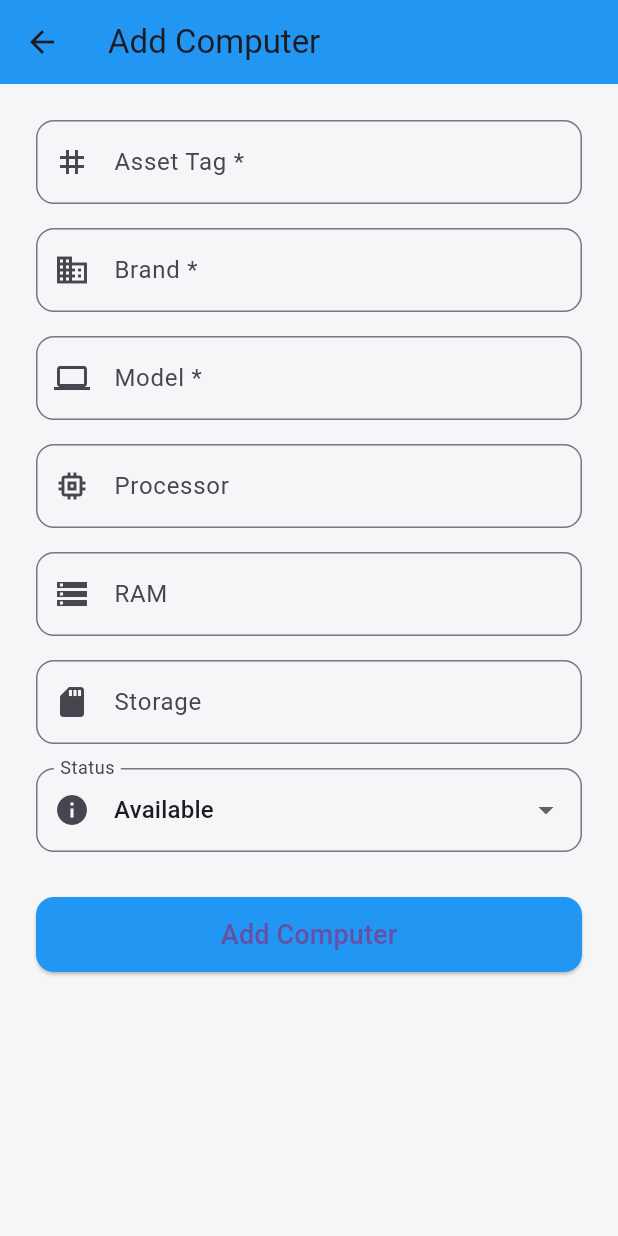
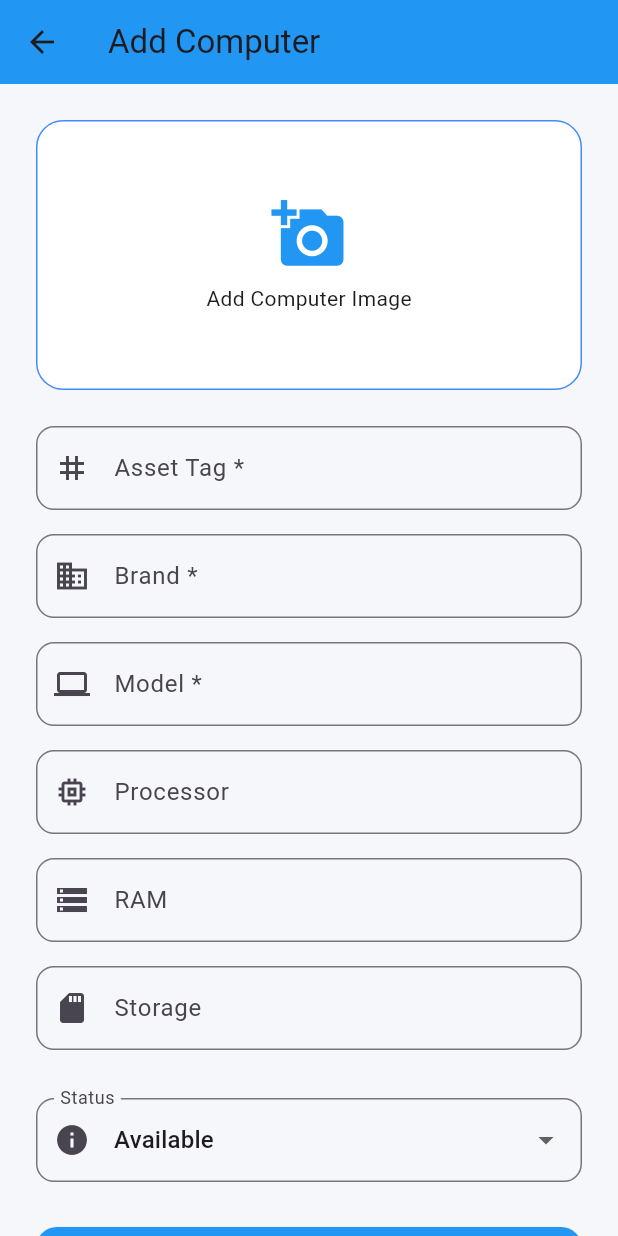
Before and after one commit to InukaMapa/Shop-Inventry, a Flutter app: the AddComputerPage screen opened by its route, on a phone screen of 412 x 824 dp. Run offline on Flutter 3.47's test engine with Material 3 defaults, Android fonts, the phone set to English and light mode, and no system bars; our stand-ins replace image_picker, supabase_flutter; accounts and stored records are empty.

Commit message:
add new pages and redesigned UI

```diff
--- a/inventory/lib/screens/computers/add_computer_page.dart
+++ b/inventory/lib/screens/computers/add_computer_page.dart
@@ -1,4 +1,6 @@
+import 'dart:io';
 import 'package:flutter/material.dart';
+import 'package:image_picker/image_picker.dart';
 import 'package:supabase_flutter/supabase_flutter.dart';
 
 class AddComputerPage extends StatefulWidget {
@@ -19,7 +21,35 @@ class _AddComputerPageState extends State<AddComputerPage> {
   String _status = 'Available';
   bool _isLoading = false;
 
+  File? _imageFile;
+
   final supabase = Supabase.instance.client;
+  final picker = ImagePicker();
+
+  // 📸 Pick image from gallery
+  Future<void> _pickImage() async {
+    final picked = await picker.pickImage(source: ImageSource.gallery);
+    if (picked != null) {
+      setState(() {
+        _imageFile = File(picked.path);
+      });
+    }
+  }
+
+  // ☁ Upload image to Supabase Storage
+  Future<String?> _uploadImage() async {
+    if (_imageFile == null) return null;
+
+    final fileName = 'computer_${DateTime.now().millisecondsSinceEpoch}.jpg';
+
+    await supabase.storage.from('computer-images').upload(
+          fileName,
+          _imageFile!,
+          fileOptions: const FileOptions(upsert: true),
+        );
+
+    return supabase.storage.from('computer-images').getPublicUrl(fileName);
+  }
 
   Future<void> _addComputer() async {
     if (_assetTagController.text.isEmpty ||
@@ -34,6 +64,8 @@ class _AddComputerPageState extends State<AddComputerPage> {
     setState(() => _isLoading = true);
 
     try {
+      final imageUrl = await _uploadImage();
+
       await supabase.from('computers').insert({
         'asset_tag': _assetTagController.text.trim(),
         'brand': _brandController.text.trim(),
@@ -42,6 +74,7 @@ class _AddComputerPageState extends State<AddComputerPage> {
         'ram': _ramController.text.trim(),
         'storage': _storageController.text.trim(),
         'status': _status,
+        'image_url': imageUrl, // nullable
       });
 
       if (!mounted) return;
@@ -49,7 +82,7 @@ class _AddComputerPageState extends State<AddComputerPage> {
         const SnackBar(content: Text('Computer added successfully')),
       );
 
-      Navigator.pop(context); // go back to list
+      Navigator.pop(context);
     } catch (e) {
       ScaffoldMessenger.of(context).showSnackBar(
         SnackBar(content: Text('Error: $e')),
@@ -62,7 +95,7 @@ class _AddComputerPageState extends State<AddComputerPage> {
   @override
   Widget build(BuildContext context) {
     return Scaffold(
-      backgroundColor: const Color(0xFFF4F6F8),
+      backgroundColor: const Color(0xFFF5F7FB),
       appBar: AppBar(
         title: const Text('Add Computer'),
         backgroundColor: Colors.blue,
@@ -71,44 +104,50 @@ class _AddComputerPageState extends State<AddComputerPage> {
         padding: const EdgeInsets.all(24),
         child: Column(
           children: [
-            _buildTextField(
-              controller: _assetTagController,
-              label: 'Asset Tag *',
-              icon: Icons.tag,
+            // 🖼 Image Picker Card
+            GestureDetector(
+              onTap: _pickImage,
+              child: Container(
+                height: 180,
+                width: double.infinity,
+                decoration: BoxDecoration(
+                  color: Colors.white,
+                  borderRadius: BorderRadius.circular(18),
+                  border: Border.all(color: Colors.blueAccent),
                 ),
+                child: _imageFile == null
+                    ? Column(
+                        mainAxisAlignment: MainAxisAlignment.center,
+                        children: const [
+                          Icon(Icons.add_a_photo, size: 50, color: Colors.blue),
+                          SizedBox(height: 8),
+                          Text('Add Computer Image'),
+                        ],
+                      )
+                    : ClipRRect(
+                        borderRadius: BorderRadius.circular(18),
+                        child: Image.file(
+                          _imageFile!,
+                          fit: BoxFit.cover,
+                          width: double.infinity,
+                        ),
+                      ),
+              ),
+            ),
+
+            const SizedBox(height: 24),
+
+            _field(_assetTagController, 'Asset Tag *', Icons.tag),
+            _field(_brandController, 'Brand *', Icons.business),
+            _field(_modelController, 'Model *', Icons.computer),
+            _field(_processorController, 'Processor', Icons.memory),
+            _field(_ramController, 'RAM', Icons.storage),
+            _field(_storageController, 'Storage', Icons.sd_storage),
+
             const SizedBox(height: 16),
-            _buildTextField(
-              controller: _brandController,
-              label: 'Brand *',
-              icon: Icons.business,
-            ),
-            const SizedBox(height: 16),
-            _buildTextField(
-              controller: _modelController,
-              label: 'Model *',
-              icon: Icons.computer,
-            ),
-            const SizedBox(height: 16),
-            _buildTextField(
-              controller: _processorController,
-              label: 'Processor',
-              icon: Icons.memory,
-            ),
-            const SizedBox(height: 16),
-            _buildTextField(
-              controller: _ramController,
-              label: 'RAM',
-              icon: Icons.storage,
-            ),
-            const SizedBox(height: 16),
-            _buildTextField(
-              controller: _storageController,
-              label: 'Storage',
-              icon: Icons.sd_storage,
-            ),
-            const SizedBox(height: 16),
+
             DropdownButtonFormField<String>(
-              value: _status,
+              initialValue: _status,
               items: const [
                 DropdownMenuItem(value: 'Available', child: Text('Available')),
                 DropdownMenuItem(value: 'In Use', child: Text('In Use')),
@@ -124,22 +163,24 @@ class _AddComputerPageState extends State<AddComputerPage> {
                 ),
               ),
             ),
+
             const SizedBox(height: 30),
+
             SizedBox(
               width: double.infinity,
-              height: 50,
+              height: 52,
               child: ElevatedButton(
                 onPressed: _isLoading ? null : _addComputer,
                 style: ElevatedButton.styleFrom(
                   backgroundColor: Colors.blue,
                   shape: RoundedRectangleBorder(
-                    borderRadius: BorderRadius.circular(12),
+                    borderRadius: BorderRadius.circular(14),
                   ),
                 ),
                 child: _isLoading
                     ? const CircularProgressIndicator(color: Colors.white)
                     : const Text(
-                        'Add Computer',
+                        'Save Computer',
                         style: TextStyle(fontSize: 18),
                       ),
               ),
@@ -150,12 +191,10 @@ class _AddComputerPageState extends State<AddComputerPage> {
     );
   }
 
-  Widget _buildTextField({
-    required TextEditingController controller,
-    required String label,
-    required IconData icon,
-  }) {
-    return TextField(
+  Widget _field(TextEditingController controller, String label, IconData icon) {
+    return Padding(
+      padding: const EdgeInsets.only(bottom: 16),
+      child: TextField(
         controller: controller,
         decoration: InputDecoration(
           labelText: label,
@@ -164,6 +203,7 @@ class _AddComputerPageState extends State<AddComputerPage> {
             borderRadius: BorderRadius.circular(12),
           ),
         ),
+      ),
     );
   }
 }
--- a/inventory/pubspec.yaml
+++ b/inventory/pubspec.yaml
@@ -16,6 +16,10 @@ dependencies:
   # ✅ Supabase (REQUIRED)
   supabase_flutter: ^2.5.6
 
+  # ✅ Image picker (for selecting computer images)
+  image_picker: ^1.0.4
+
+
 dev_dependencies:
   flutter_test:
     sdk: flutter
```
Also changed, not shown: inventory/lib/screens/auth/login_page.dart (+5 -3 lines), inventory/lib/screens/computers/computer_details_page.dart (added, +131 -0 lines), inventory/lib/screens/computers/computer_list_page.dart (+122 -26 lines), inventory/lib/screens/dashboard/dashboard_page.dart (+109 -66 lines), inventory/lib/screens/dashboard/main_navigation_page.dart (added, +59 -0 lines), inventory/lib/screens/profile/profile_page.dart (added, +55 -0 lines), inventory/flutter_01.png (added), inventory/pubspec.lock, 5 other files. Lines whose indentation alone changed are shown as unchanged.
